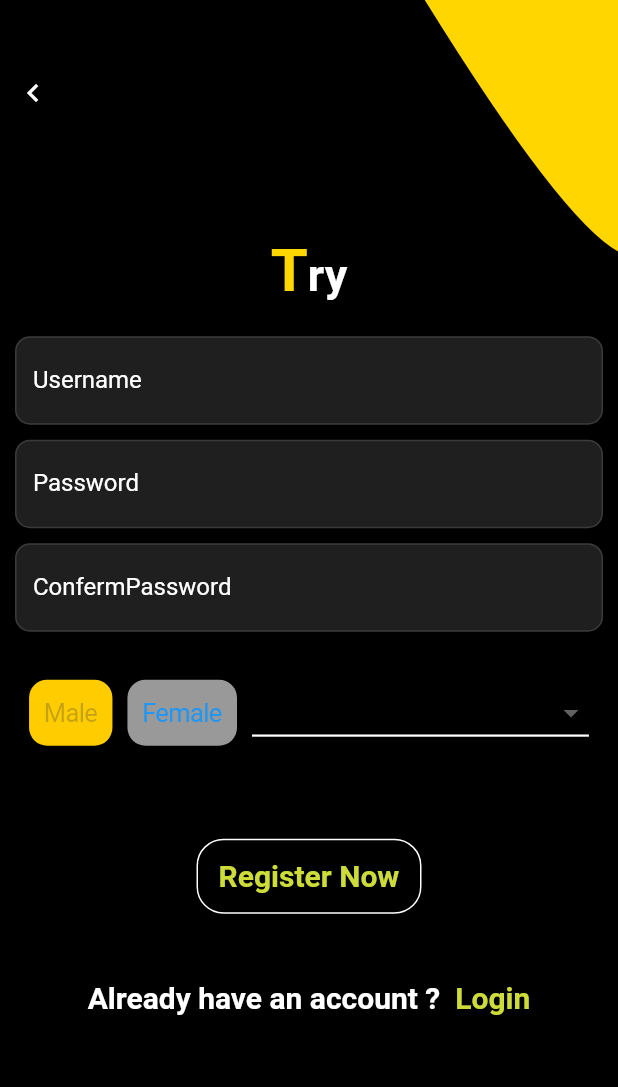
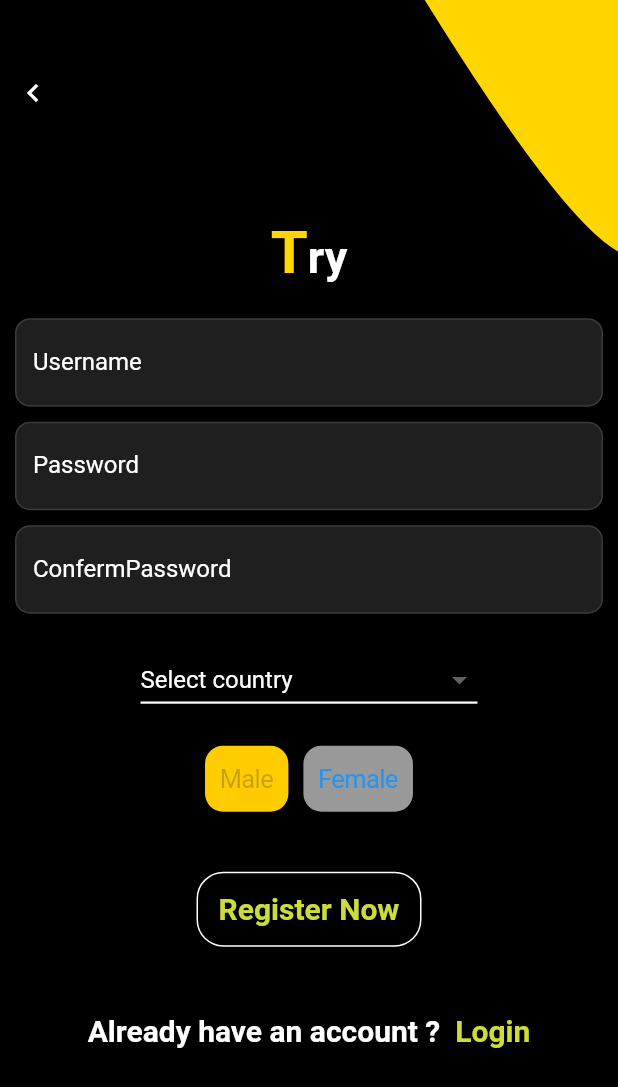
Before and after one commit to MoKhlil/W_R_FireBase, a Flutter app: the SignUpPage screen opened directly, on a phone screen of 412 x 824 dp. Shown: the top 1087 px of the screen. Run offline on Flutter 3.47's test engine with Material 2 defaults, Android fonts, the phone set to English and light mode, and no system bars; our stand-ins replace firebase_core, firebase_database, shared_preferences; accounts and stored records are empty.

Commit message:
con firdata

```diff
--- a/lib/src/signup.dart
+++ b/lib/src/signup.dart
@@ -207,24 +207,24 @@ class _SignUpPageState extends State<SignUpPage> {
                   crossAxisAlignment: CrossAxisAlignment.center,
                   mainAxisAlignment: MainAxisAlignment.center,
                   children: <Widget>[
-                    SizedBox(height: 30),
+                    SizedBox(height: 40),
                     BezierContainer().title(),
                     SizedBox(height: 20),
                     _emailPasswordWidget(),
-                    SizedBox(height: 30),
+                    SizedBox(height: 20),
                     Container(
-                      child: Row(
+                      child: Column(
                           crossAxisAlignment: CrossAxisAlignment.center,
                           mainAxisAlignment: MainAxisAlignment.center,
                           children: <Widget>[
-                            CupertinoRadioChoice(
-                                choices: genderMap,
-                                onChange: onGenderSelected,
-                                initialKeyValue: _selectedGender),
-                            SizedBox(width: 10),
+
+
                             Container(
-                              //padding: const EdgeInsets.all(1.0),
-                              child: Theme(
+                              child:Row(
+                                  crossAxisAlignment: CrossAxisAlignment.center,
+                                  mainAxisAlignment: MainAxisAlignment.center,
+                                children: <Widget>[
+                              Theme(
                                 data: Theme.of(context).copyWith(
                                   canvasColor: Color(0xff000000),
                                 ),
@@ -234,7 +234,7 @@ class _SignUpPageState extends State<SignUpPage> {
                                     width: 1,
                                     color: Colors.white,
                                   ),
-                                  hint:  Text("Select item"),
+                                  hint:  Text("Select country",style: TextStyle(color: Colors.white,fontSize: 16),),
                                   value: selectedUser,
                                   onChanged: (Item Value) {
                                     setState(() {
@@ -247,7 +247,6 @@ class _SignUpPageState extends State<SignUpPage> {
                                       child: Row(
                                         children: <Widget>[
                                           user.icon,
-
                                           Text(
                                             user.name,
                                             style:  TextStyle(color: Colors.white,fontSize: 12),
@@ -258,11 +257,23 @@ class _SignUpPageState extends State<SignUpPage> {
                                   }).toList(),
                                 ),
                               ),
+                              ]),
+                            ),
+
+                            SizedBox(height: 20),
+
+                            Container(
+
+                              child:   CupertinoRadioChoice(
+                                  choices: genderMap,
+                                  onChange: onGenderSelected,
+                                  initialKeyValue: _selectedGender),
+
                             ),
                           ]
                       ),
                     ),
-                    SizedBox(height: 60),
+                    SizedBox(height: 40),
                     _submitButton(),
                     SizedBox(height: height * .030),
                     _loginAccountLabel(),
```
